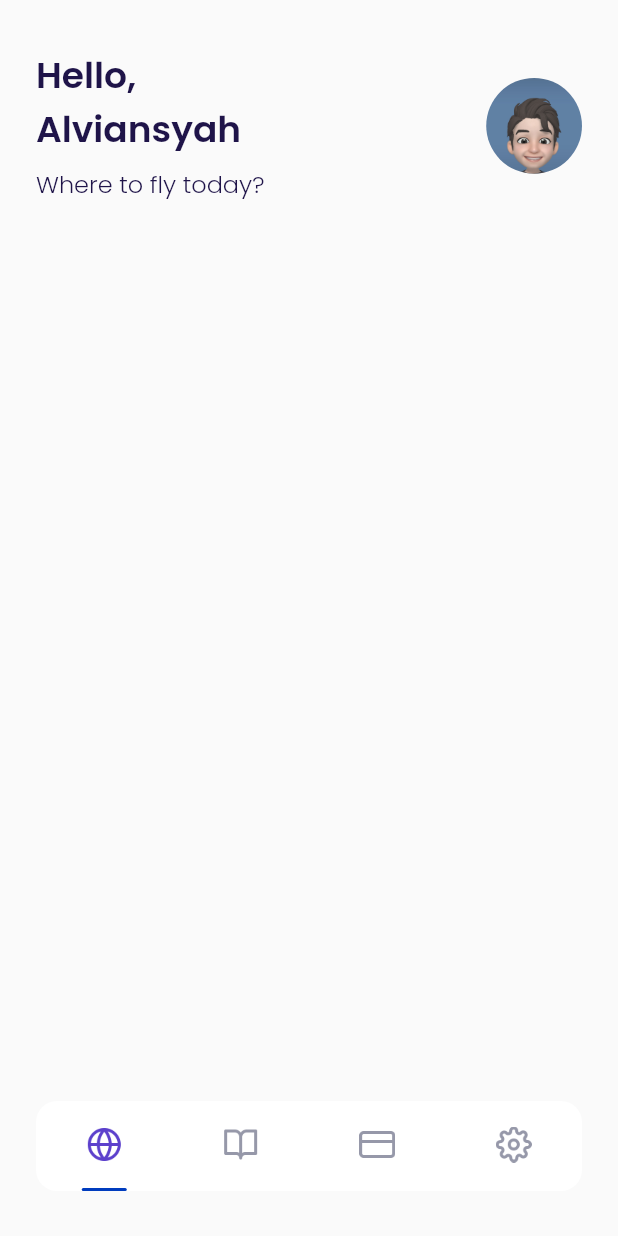
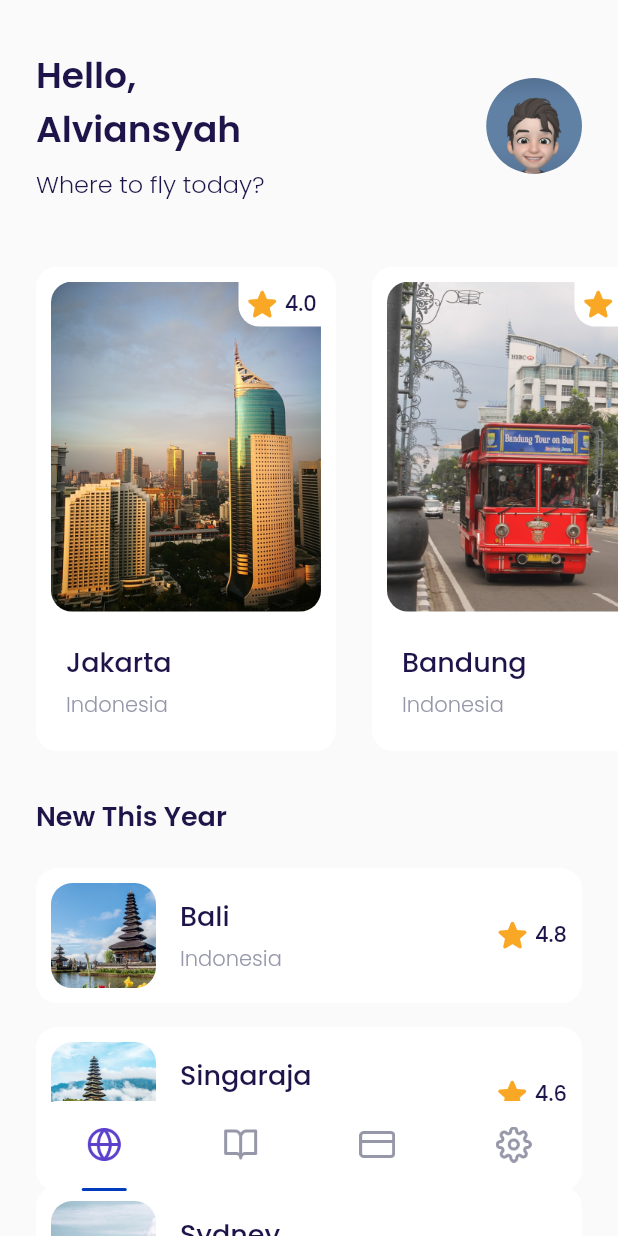
Before and after one commit to alviansyh/flynow, a Flutter app: the MainPage screen opened by its route, on a phone screen of 412 x 824 dp. Run offline on Flutter 3.47's test engine with Material 2 defaults, Android fonts, the phone set to English and light mode, and no system bars; our stand-ins replace google_fonts.

```diff
--- /dev/null
+++ b/lib/ui/pages/detail_page.dart
@@ -0,0 +1,50 @@
+import 'package:flutter/material.dart';
+import 'package:flynow/shared/theme.dart';
+
+class DetailPage extends StatelessWidget {
+  const DetailPage({Key? key}) : super(key: key);
+
+  @override
+  Widget build(BuildContext context) {
+    Widget backgroundImage() {
+      return Container(
+        width: double.infinity,
+        height: 450,
+        decoration: const BoxDecoration(
+          image: DecorationImage(
+            fit: BoxFit.cover,
+            image: AssetImage('assets/image_destination1.png'),
+          ),
+        ),
+      );
+    }
+
+    Widget customShadow() {
+      return Container(
+        width: double.infinity,
+        height: 214,
+        margin: const EdgeInsets.only(top: 236),
+        decoration: BoxDecoration(
+          gradient: LinearGradient(
+            begin: Alignment.topCenter,
+            end: Alignment.bottomCenter,
+            colors: [
+              kWhiteColor.withOpacity(0),
+              Colors.black.withOpacity(0.95),
+            ],
+          ),
+        ),
+      );
+    }
+
+    return Scaffold(
+      backgroundColor: kBackgroundColor,
+      body: Stack(
+        children: [
+          backgroundImage(),
+          customShadow()
+        ],
+      ),
+    );
+  }
+}
--- a/lib/ui/pages/home_page.dart
+++ b/lib/ui/pages/home_page.dart
@@ -1,5 +1,7 @@
 import 'package:flutter/material.dart';
 import 'package:flynow/shared/theme.dart';
+import 'package:flynow/ui/widgets/destination_card.dart';
+import 'package:flynow/ui/widgets/destination_tile.dart';
 
 class HomePage extends StatelessWidget {
   const HomePage({Key? key}) : super(key: key);
@@ -56,9 +58,106 @@ class HomePage extends StatelessWidget {
       );
     }
 
+    Widget popularDestination() {
+      return Container(
+        margin: const EdgeInsets.only(top: 30),
+        child: SingleChildScrollView(
+          scrollDirection: Axis.horizontal,
+          child: Row(
+            children: const [
+              DestinationCard(
+                  city: 'Jakarta',
+                  country: 'Indonesia',
+                  imageUrl: 'assets/image_destination1.png',
+                  rating: 4.0),
+              DestinationCard(
+                  city: 'Bandung',
+                  country: 'Indonesia',
+                  imageUrl: 'assets/image_destination2.png',
+                  rating: 4.5),
+              DestinationCard(
+                  city: 'Yogjakarta',
+                  country: 'Indonesia',
+                  imageUrl: 'assets/image_destination3.png',
+                  rating: 4.4),
+              DestinationCard(
+                  city: 'Malang',
+                  country: 'Indonesia',
+                  imageUrl: 'assets/image_destination4.png',
+                  rating: 4.5),
+            ],
+          ),
+        ),
+      );
+    }
+
+    Widget newDestination() {
+      return Container(
+        margin: EdgeInsets.only(
+          top: 30,
+          left: defaultMargin,
+          right: defaultMargin,
+          bottom: 100,
+        ),
+        child: Column(
+          crossAxisAlignment: CrossAxisAlignment.start,
+          children: [
+            Text(
+              'New This Year',
+              style: blackTextStyle.copyWith(
+                fontSize: 18,
+                fontWeight: semiBold,
+              ),
+            ),
+            const SizedBox(
+              height: 5,
+            ),
+            const DestinationTile(
+              city: 'Bali',
+              country: 'Indonesia',
+              imageUrl: 'assets/image_destination5.png',
+              rating: 4.8,
+            ),
+            const DestinationTile(
+              city: 'Singaraja',
+              country: 'Indonesia',
+              imageUrl: 'assets/image_destination6.png',
+              rating: 4.6,
+            ),
+            const DestinationTile(
+              city: 'Sydney',
+              country: 'Australia',
+              imageUrl: 'assets/image_destination7.png',
+              rating: 4.4,
+            ),
+            const DestinationTile(
+              city: 'Roma',
+              country: 'Italy',
+              imageUrl: 'assets/image_destination8.png',
+              rating: 4.4,
+            ),
+            const DestinationTile(
+              city: 'Gardens By The Bay',
+              country: 'Singapore',
+              imageUrl: 'assets/image_destination9.png',
+              rating: 4.7,
+            ),
+            const DestinationTile(
+              city: 'Hill Hey',
+              country: 'Monaco',
+              imageUrl: 'assets/image_destination10.png',
+              rating: 4.3,
+            ),
+          ],
+        ),
+      );
+    }
+
     return ListView(
       children: [
         header(),
+        popularDestination(),
+        newDestination(),
       ],
     );
   }
--- /dev/null
+++ b/lib/ui/widgets/destination_card.dart
@@ -0,0 +1,122 @@
+import 'package:flutter/cupertino.dart';
+import 'package:flutter/material.dart';
+import 'package:flynow/shared/theme.dart';
+import 'package:flynow/ui/pages/detail_page.dart';
+
+class DestinationCard extends StatelessWidget {
+  final String city;
+  final String country;
+  final String imageUrl;
+  final double rating;
+
+  const DestinationCard({
+    Key? key,
+    required this.city,
+    required this.country,
+    required this.imageUrl,
+    required this.rating,
+  }) : super(key: key);
+
+  @override
+  Widget build(BuildContext context) {
+    return GestureDetector(
+      onTap: () {
+        Navigator.push(
+          context,
+          MaterialPageRoute(
+            builder: (context) => const DetailPage(),
+          ),
+        );
+      },
+      child: Container(
+        width: 200,
+        height: 323,
+        margin: EdgeInsets.only(
+          left: defaultMargin,
+        ),
+        padding: const EdgeInsets.all(10),
+        decoration: BoxDecoration(
+          borderRadius: BorderRadius.circular(defaultRadius),
+          color: kWhiteColor,
+        ),
+        child: Column(
+          crossAxisAlignment: CrossAxisAlignment.start,
+          children: [
+            Container(
+              width: 180,
+              height: 220,
+              margin: const EdgeInsets.only(bottom: 20),
+              decoration: BoxDecoration(
+                borderRadius: BorderRadius.circular(defaultRadius),
+                image: DecorationImage(
+                  image: AssetImage(
+                    imageUrl,
+                  ),
+                ),
+              ),
+              child: Align(
+                alignment: Alignment.topRight,
+                child: Container(
+                  width: 55,
+                  height: 30,
+                  decoration: BoxDecoration(
+                    color: kWhiteColor,
+                    borderRadius: BorderRadius.only(
+                      bottomLeft: Radius.circular(
+                        defaultRadius,
+                      ),
+                    ),
+                  ),
+                  child: Row(
+                    mainAxisAlignment: MainAxisAlignment.center,
+                    crossAxisAlignment: CrossAxisAlignment.center,
+                    children: [
+                      Icon(
+                        Icons.star_rounded,
+                        color: Colors.yellow[800],
+                        size: 26,
+                      ),
+                      const SizedBox(
+                        width: 2,
+                      ),
+                      Text(
+                        rating.toString(),
+                        style: blackTextStyle.copyWith(
+                          fontWeight: medium,
+                        ),
+                      )
+                    ],
+                  ),
+                ),
+              ),
+            ),
+            Container(
+              margin: const EdgeInsets.only(left: 10),
+              child: Column(
+                crossAxisAlignment: CrossAxisAlignment.start,
+                children: [
+                  Text(
+                    city,
+                    style: blackTextStyle.copyWith(
+                      fontSize: 18,
+                      fontWeight: medium,
+                    ),
+                  ),
+                  const SizedBox(
+                    height: 5,
+                  ),
+                  Text(
+                    country,
+                    style: greyTextStyle.copyWith(
+                      fontWeight: light,
+                    ),
+                  ),
+                ],
+              ),
+            ),
+          ],
+        ),
+      ),
+    );
+  }
+}
--- /dev/null
+++ b/lib/ui/widgets/destination_tile.dart
@@ -0,0 +1,90 @@
+import 'package:flutter/material.dart';
+import 'package:flynow/shared/theme.dart';
+
+class DestinationTile extends StatelessWidget {
+  final String city;
+  final String country;
+  final String imageUrl;
+  final double rating;
+
+  const DestinationTile(
+      {Key? key,
+      required this.city,
+      required this.country,
+      required this.imageUrl,
+      required this.rating})
+      : super(key: key);
+
+  @override
+  Widget build(BuildContext context) {
+    return Container(
+      margin: const EdgeInsets.only(top: 16),
+      padding: const EdgeInsets.all(10),
+      decoration: BoxDecoration(
+        color: kWhiteColor,
+        borderRadius: BorderRadius.circular(defaultRadius),
+      ),
+      child: Row(
+        children: [
+          Container(
+            width: 70,
+            height: 70,
+            margin: const EdgeInsets.only(right: 16),
+            decoration: BoxDecoration(
+              borderRadius: BorderRadius.circular(defaultRadius),
+              image: DecorationImage(
+                fit: BoxFit.cover,
+                image: AssetImage(
+                  imageUrl,
+                ),
+              ),
+            ),
+          ),
+          Expanded(
+            child: Column(
+              crossAxisAlignment: CrossAxisAlignment.start,
+              children: [
+                Text(
+                  city,
+                  style: blackTextStyle.copyWith(
+                    fontSize: 18,
+                    fontWeight: medium,
+                  ),
+                ),
+                const SizedBox(
+                  height: 5,
+                ),
+                Text(
+                  country,
+                  style: greyTextStyle.copyWith(
+                    fontWeight: light,
+                  ),
+                )
+              ],
+            ),
+          ),
+          Row(
+            mainAxisAlignment: MainAxisAlignment.center,
+            crossAxisAlignment: CrossAxisAlignment.center,
+            children: [
+              Icon(
+                Icons.star_rounded,
+                color: Colors.yellow[800],
+                size: 26,
+              ),
+              const SizedBox(
+                width: 2,
+              ),
+              Text(
+                rating.toString(),
+                style: blackTextStyle.copyWith(
+                  fontWeight: medium,
+                ),
+              )
+            ],
+          )
+        ],
+      ),
+    );
+  }
+}
```
